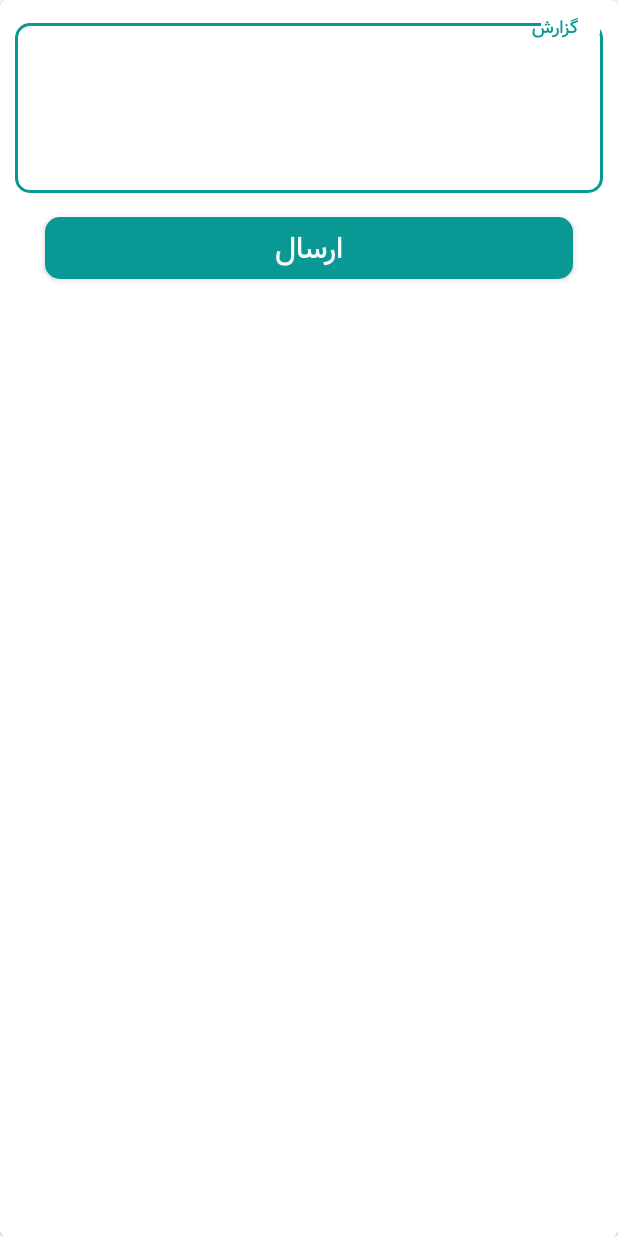
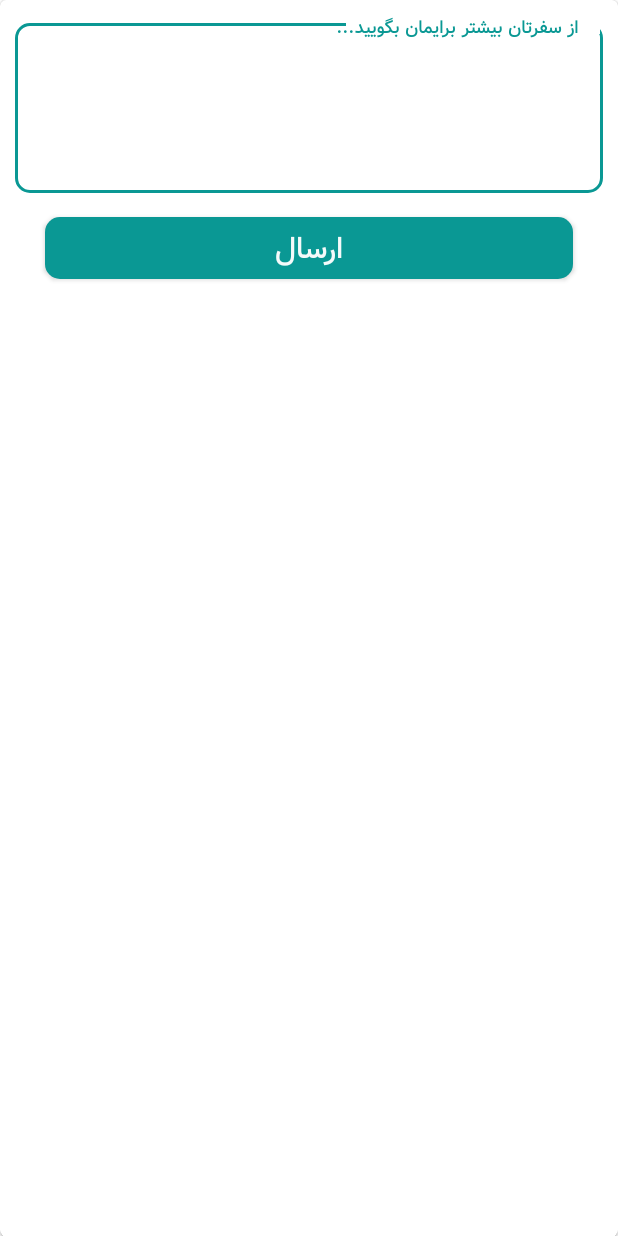
Before and after one commit to silver380/Maajara, an Android app: the layout dialog_report.xml on its own in the app's theme, with its tools: preview values and no code run, on a phone screen of 412 x 824 dp. Run offline under Robolectric (Android 15) with nearby library versions, the phone set to English and light mode, and no system bars.

Commit message:
TourReport controller added.

```diff
--- a/app/src/main/java/ir/blackswan/travelapp/Retrofit/Api.java
+++ b/app/src/main/java/ir/blackswan/travelapp/Retrofit/Api.java
@@ -17,10 +17,14 @@ import retrofit2.http.Url;
 
 public interface Api {
 
+    //todo URL
+    @POST("/???/")
+    @FormUrlEncoded
+    Call<ResponseBody> sendTourReport(@Header("Authorization") String token,
+                                      @Field("tour_report") String tour_report);
 
     @GET("/travelplan/mypendingreqs/")
     Call<ResponseBody> getPendingTLRequests(@Header("Authorization") String token);
-
 
     @POST("/travelplan/addplanreq/")
     Call<ResponseBody> addPlanReq(@Header("Authorization") String token, @Body RequestBody planRequest);
--- a/app/src/main/res/layout/dialog_report.xml
+++ b/app/src/main/res/layout/dialog_report.xml
@@ -14,7 +14,7 @@
             android:layout_width="match_parent"
             android:layout_height="wrap_content"
             android:layout_marginTop="@dimen/margin_small"
-            android:hint="گزارش">
+            android:hint="از سفرتان بیشتر برایمان بگویید...">
 
             <com.google.android.material.textfield.TextInputEditText
                 android:id="@+id/report_text"
```
Also changed, not shown: app/src/main/java/ir/blackswan/travelapp/Controller/TourController.java (+7 -0 lines).
